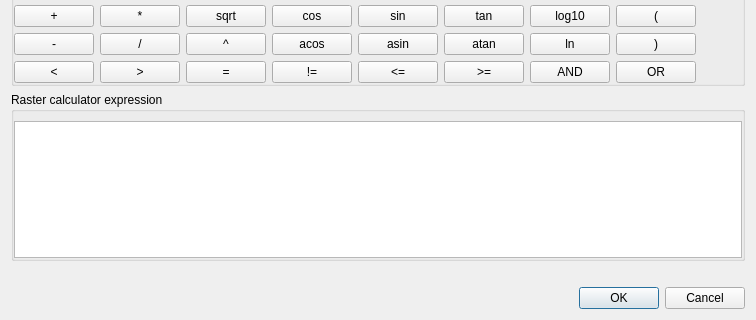
Qt form src/ui/qgsrastercalcdialogbase.ui (qgis/QGIS) before a commit; both pictures show x 0 to 756 and y 317 to 637 of the 756 by 637 pixel window.
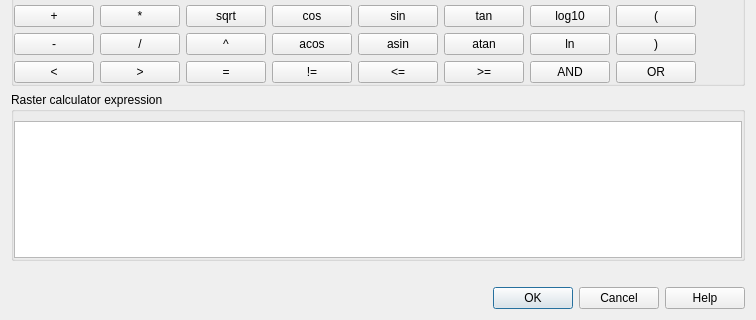
The same form after that commit. Custom widgets are drawn as their Qt base class.

Commit message:
Filling the help infrastructure
Add missing help button and links to user manual

The edit to the form file:
```diff
--- a/src/ui/qgsrastercalcdialogbase.ui
+++ b/src/ui/qgsrastercalcdialogbase.ui
@@ -504,7 +504,7 @@
       <enum>Qt::Horizontal</enum>
      </property>
      <property name="standardButtons">
-      <set>QDialogButtonBox::Cancel|QDialogButtonBox::Ok</set>
+      <set>QDialogButtonBox::Cancel|QDialogButtonBox::Help|QDialogButtonBox::Ok</set>
      </property>
     </widget>
    </item>
```
The commit also changes 32 other files.
